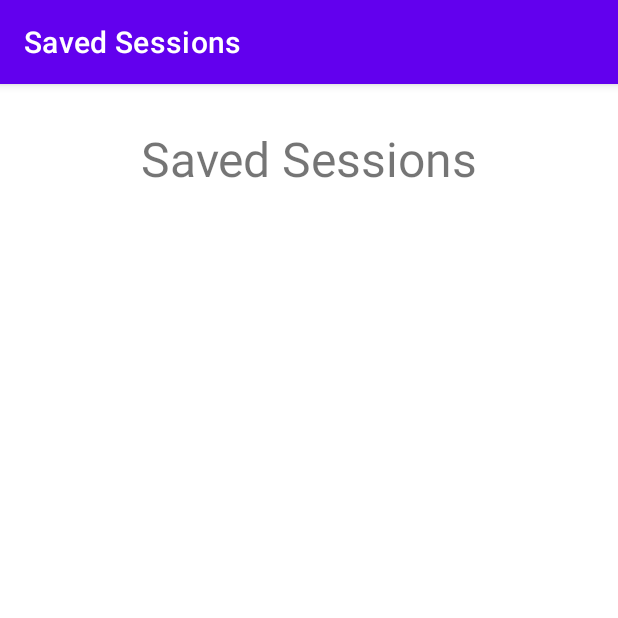
After one commit to CSE-110-Winter-2022/birds-of-a-feather-team-32, an Android app: the SavedSessionsActivity screen opened directly, with no data from a screen before it, on a phone screen of 412 x 824 dp, the top half of it. The commit adds this screen. Run offline under Robolectric (Android 15) with nearby library versions, the phone set to English and light mode, and no system bars.

Commit message:
Added placeholder SavedSessionsActivity

```diff
--- /dev/null
+++ b/app/src/main/java/com/example/birdsofafeather/SavedSessionsActivity.java
@@ -0,0 +1,41 @@
+package com.example.birdsofafeather;
+
+import androidx.appcompat.app.AppCompatActivity;
+import androidx.recyclerview.widget.LinearLayoutManager;
+import androidx.recyclerview.widget.RecyclerView;
+
+import android.os.Bundle;
+
+import java.util.ArrayList;
+import java.util.List;
+
+public class SavedSessionsActivity extends AppCompatActivity{
+
+    // private AppDatabase db;
+    private RecyclerView savedSessionsRecyclerView;
+    private RecyclerView.LayoutManager savedSessionsLayoutManager;
+    private SavedSessionsViewAdapter savedSessionsViewAdapter;
+
+    @Override
+    protected void onCreate(Bundle savedInstanceState) {
+        super.onCreate(savedInstanceState);
+        setContentView(R.layout.activity_saved_sessions);
+
+        setTitle("Saved Sessions");
+
+        //db = AppDatabase.singleton(this);
+        //List<Course> courses = db.coursesDao().getCoursesFromStudentId(0);
+        savedSessionsRecyclerView = findViewById(R.id.saved_sessions_view);
+
+        savedSessionsLayoutManager = new LinearLayoutManager(this);
+        savedSessionsRecyclerView.setLayoutManager(savedSessionsLayoutManager);
+
+        List<String> testSessions = new ArrayList<>();
+        testSessions.add("1/1/1011");
+        testSessions.add("2/2/2022");
+        testSessions.add("3/3/3033");
+
+        savedSessionsViewAdapter = new SavedSessionsViewAdapter(testSessions);
+        savedSessionsRecyclerView.setAdapter(savedSessionsViewAdapter);
+    }
+}
--- /dev/null
+++ b/app/src/main/java/com/example/birdsofafeather/SavedSessionsViewAdapter.java
@@ -0,0 +1,57 @@
+package com.example.birdsofafeather;
+
+import android.view.LayoutInflater;
+import android.view.View;
+import android.view.ViewGroup;
+import android.widget.TextView;
+
+import androidx.annotation.NonNull;
+import androidx.recyclerview.widget.RecyclerView;
+
+import com.example.birdsofafeather.model.db.Course;
+import com.example.birdsofafeather.model.db.StudentWithCourses;
+
+import java.util.List;
+
+public class SavedSessionsViewAdapter extends RecyclerView.Adapter<SavedSessionsViewAdapter.ViewHolder>{
+    private final List<String> testSavedSessions;
+
+    public SavedSessionsViewAdapter(List<String> savedSessions) {
+        super();
+        this.testSavedSessions = savedSessions;
+    }
+
+    @NonNull
+    @Override
+    public com.example.birdsofafeather.SavedSessionsViewAdapter.ViewHolder onCreateViewHolder(@NonNull ViewGroup parent, int viewType) {
+        View view = LayoutInflater
+                .from(parent.getContext())
+                .inflate(R.layout.session_row, parent, false);
+        return new ViewHolder(view);
+    }
+
+    @Override
+    public void onBindViewHolder(@NonNull ViewHolder holder, int position) {
+        holder.setSessions(testSavedSessions.get(position));
+    }
+
+    @Override
+    public int getItemCount() {
+        return 0;
+    }
+
+    public static class ViewHolder
+            extends RecyclerView.ViewHolder {
+        private final TextView savedSessionsView;
+
+        ViewHolder(View itemView) {
+            super(itemView);
+            this.savedSessionsView = itemView.findViewById(R.id.saved_session_row_name);
+        }
+
+        public void setSessions(String session) {
+            this.savedSessionsView.setText(session);
+        }
+
+    }
+}
--- /dev/null
+++ b/app/src/main/res/layout/activity_saved_sessions.xml
@@ -0,0 +1,33 @@
+<?xml version="1.0" encoding="utf-8"?>
+<androidx.constraintlayout.widget.ConstraintLayout xmlns:android="http://schemas.android.com/apk/res/android"
+    xmlns:app="http://schemas.android.com/apk/res-auto"
+    xmlns:tools="http://schemas.android.com/tools"
+    android:layout_width="match_parent"
+    android:layout_height="match_parent"
+    tools:context=".SavedSessionsActivity">
+
+    <TextView
+        android:id="@+id/titleView"
+        android:layout_width="wrap_content"
+        android:layout_height="wrap_content"
+        android:layout_marginTop="28dp"
+        android:gravity="center"
+        android:text="Saved Sessions"
+        android:textSize="32sp"
+        app:layout_constraintEnd_toEndOf="parent"
+        app:layout_constraintStart_toStartOf="parent"
+        app:layout_constraintTop_toTopOf="parent" />
+
+    <androidx.recyclerview.widget.RecyclerView
+        android:id="@+id/saved_sessions_view"
+        android:layout_width="399dp"
+        android:layout_height="629dp"
+        android:layout_marginStart="1dp"
+        android:layout_marginTop="30dp"
+        android:layout_marginEnd="11dp"
+        android:layout_marginBottom="1dp"
+        app:layout_constraintBottom_toBottomOf="parent"
+        app:layout_constraintEnd_toEndOf="parent"
+        app:layout_constraintStart_toStartOf="parent"
+        app:layout_constraintTop_toBottomOf="@+id/titleView" />
+</androidx.constraintlayout.widget.ConstraintLayout>
```
Also changed, not shown: app/src/main/AndroidManifest.xml (+5 -4 lines), app/src/main/java/com/example/birdsofafeather/ListOfBoFActivity.java (+6 -12 lines), app/src/main/res/layout/session_row.xml (added, +24 -0 lines).
